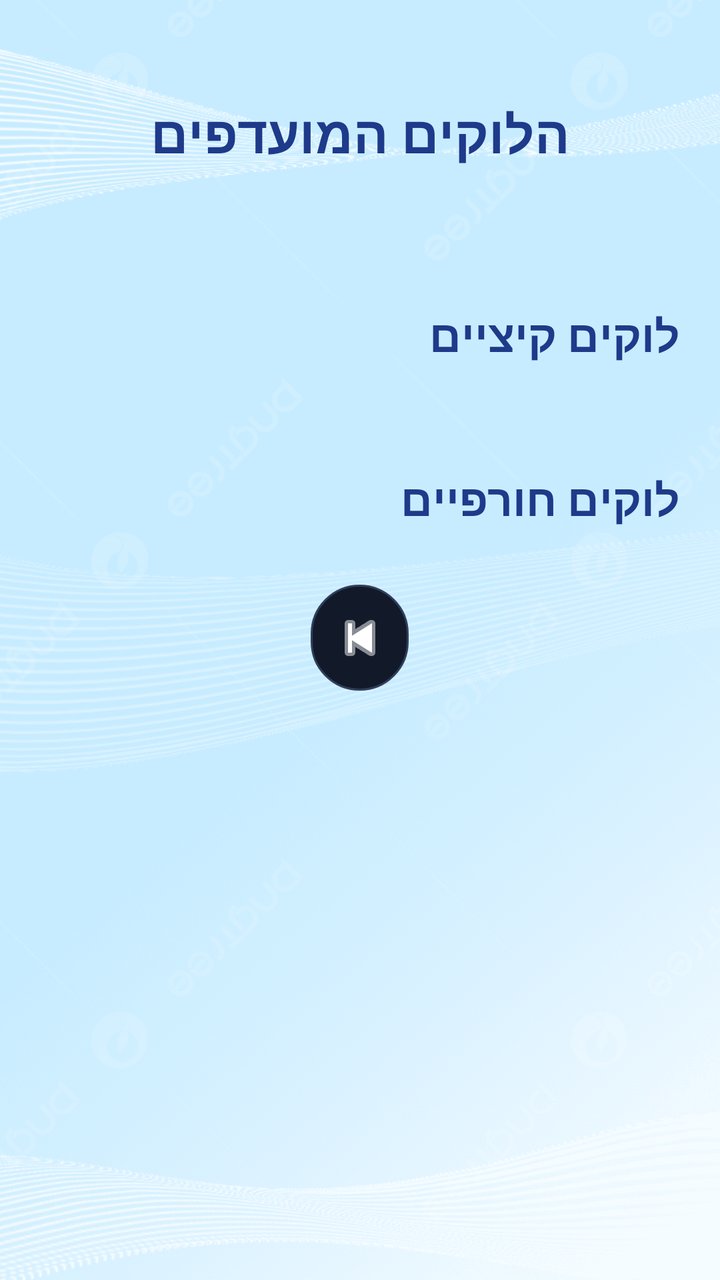
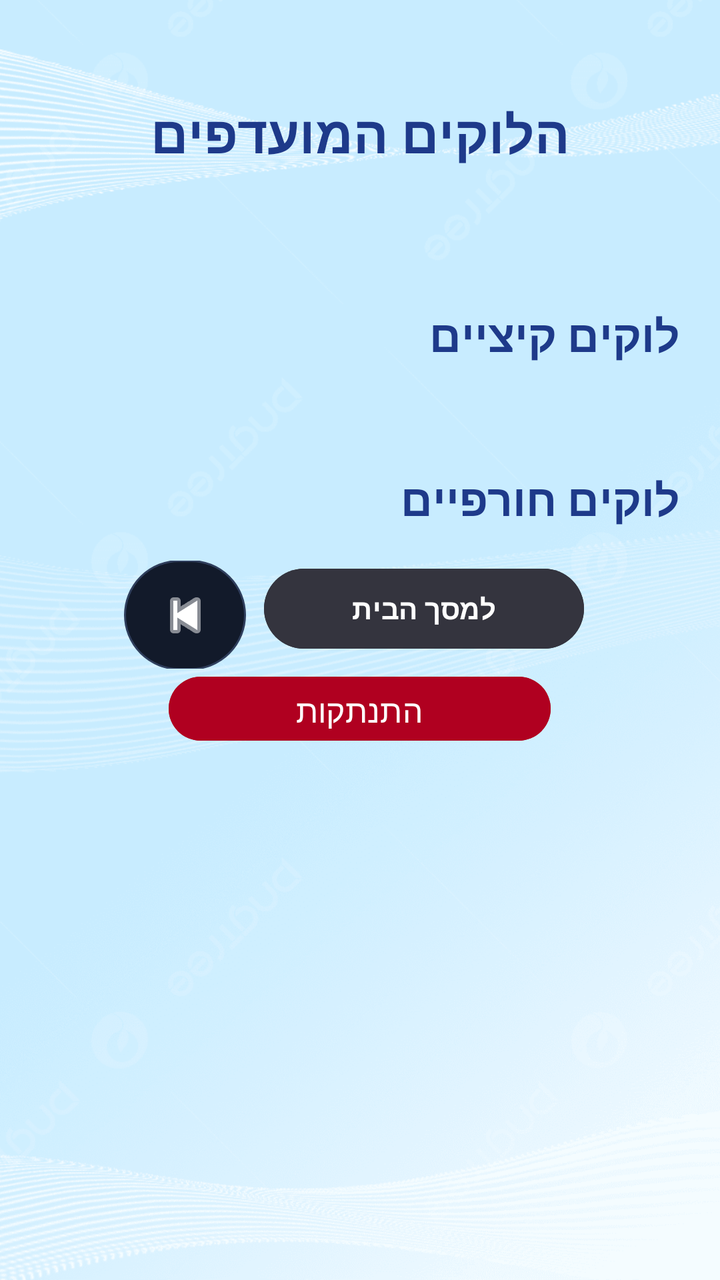

Before-and-after screenshots of an Android layout around one commit, followed by the original layout XML and the change that was made.
<!-- AndroidManifest.xml: application theme Theme.ProjectX -->
<!-- res/layout/activity_savedlooks.xml -->
<?xml version="1.0" encoding="utf-8"?>
<androidx.constraintlayout.widget.ConstraintLayout xmlns:android="http://schemas.android.com/apk/res/android"
    xmlns:app="http://schemas.android.com/apk/res-auto"
    android:layout_width="match_parent"
    android:layout_height="match_parent"
    xmlns:tools="http://schemas.android.com/tools"
    android:background="#F5F7FA">

    <ImageView
        android:id="@+id/backgroundImage"
        android:layout_width="match_parent"
        android:layout_height="match_parent"
        android:clickable="false"
        android:focusable="false"
        android:focusableInTouchMode="false"
        android:rotation="180"
        android:scaleType="centerCrop"
        android:src="@drawable/back6"
        app:layout_constraintBottom_toBottomOf="parent"
        app:layout_constraintEnd_toEndOf="parent"
        app:layout_constraintHorizontal_bias="0.0"
        app:layout_constraintStart_toStartOf="parent"
        app:layout_constraintTop_toTopOf="parent"
        app:layout_constraintVertical_bias="0.0" />

    <TextView
        android:id="@+id/title_saved" android:layout_width="0dp"
        android:layout_height="wrap_content"
        android:layout_marginTop="49dp"
        android:gravity="center"
        android:text="הלוקים המועדפים"
        android:textColor="#1E3A8A"
        android:textSize="26sp"
        android:textStyle="bold"
        app:layout_constraintEnd_toEndOf="parent"
        app:layout_constraintHorizontal_bias="0.0"
        app:layout_constraintStart_toStartOf="parent"
        app:layout_constraintTop_toTopOf="parent" />

    <androidx.core.widget.NestedScrollView
        android:layout_width="0dp"
        android:layout_height="0dp"
        android:padding="12dp"
        android:fillViewport="true"
        app:layout_constraintTop_toBottomOf="@id/title_saved" app:layout_constraintBottom_toBottomOf="parent"
        app:layout_constraintStart_toStartOf="parent"
        app:layout_constraintEnd_toEndOf="parent">

        <LinearLayout
            android:layout_width="match_parent"
            android:layout_height="wrap_content"
            android:orientation="vertical">

            <TextView
                android:layout_width="match_parent"
                android:layout_height="wrap_content"
                android:layout_marginTop="48dp"
                android:layout_marginBottom="20dp"
                android:padding="8dp"
                android:text="לוקים קיציים"
                android:textColor="#1E3A8A"
                android:textSize="22sp"
                android:textStyle="bold" />

            <androidx.recyclerview.widget.RecyclerView
                android:id="@+id/recyclerSummer"
                android:layout_width="match_parent"
                android:layout_height="wrap_content"
                android:nestedScrollingEnabled="false"/>

            <TextView
                android:layout_width="match_parent"
                android:layout_height="wrap_content"
                android:text="לוקים חורפיים"
                android:textSize="22sp"
                android:textStyle="bold"
                android:textColor="#1E3A8A"
                android:padding="8dp"
                android:layout_marginTop="16dp"/>

            <androidx.recyclerview.widget.RecyclerView
                android:id="@+id/recyclerWinter"
                android:layout_width="match_parent"
                android:layout_height="wrap_content"
                android:nestedScrollingEnabled="false"/>

            <ImageButton
                android:id="@+id/btnBack"
                android:layout_width="49dp"
                android:layout_height="53dp"
                android:layout_marginTop="20dp"
                android:layout_marginBottom="20dp"
                android:layout_gravity="center"
                android:background="@drawable/btn_circle_dark"
                android:scaleType="centerInside"
                android:src="@android:drawable/ic_media_previous"
                app:tint="#FFFFFF"
                tools:ignore="MissingConstraints" />

        </LinearLayout>
    </androidx.core.widget.NestedScrollView>

</androidx.constraintlayout.widget.ConstraintLayout>
<!-- resources referenced by this layout -->
<resources>
  <!-- drawable back6: jpg bitmap (drawable, 151864 bytes) -->
  <!-- drawable btn_circle_dark (drawable) -->
  <?xml version="1.0" encoding="utf-8"?>
  <shape xmlns:android="http://schemas.android.com/apk/res/android">
      <solid android:color="#121A2A"/>
      <corners android:radius="50dp"/>
      <stroke android:width="1dp" android:color="#2F3E5C"/>
  </shape>
  <style name="Theme.ProjectX" parent="Base.Theme.ProjectX" />
  <style name="Base.Theme.ProjectX" parent="Theme.Material3.DayNight.NoActionBar">
          
          
      </style>
</resources>

<!-- the commit's change to res/layout/activity_savedlooks.xml (unified diff, before → after) -->
@@ -82,21 +82,57 @@
                 android:id="@+id/recyclerWinter"
                 android:layout_width="match_parent"
                 android:layout_height="wrap_content"
-                android:nestedScrollingEnabled="false"/>
+                android:nestedScrollingEnabled="false" />
 
-            <ImageButton
-                android:id="@+id/btnBack"
-                android:layout_width="49dp"
-                android:layout_height="53dp"
-                android:layout_marginTop="20dp"
-                android:layout_marginBottom="20dp"
+            <LinearLayout
+                android:layout_width="236dp"
+                android:layout_height="54dp"
                 android:layout_gravity="center"
-                android:background="@drawable/btn_circle_dark"
-                android:scaleType="centerInside"
-                android:src="@android:drawable/ic_media_previous"
-                app:tint="#FFFFFF"
-                tools:ignore="MissingConstraints" />
+                android:layout_marginTop="8dp"
+                android:orientation="horizontal">
 
+                <ImageButton
+                    android:id="@+id/btnBack"
+                    android:layout_width="61dp"
+                    android:layout_height="55dp"
+                    android:layout_gravity="center"
+                    android:layout_marginTop="20dp"
+                    android:layout_marginBottom="20dp"
+                    android:background="@drawable/btn_circle_dark"
+                    android:scaleType="centerInside"
+                    android:src="@android:drawable/ic_media_previous"
+                    app:tint="#FFFFFF"
+                    tools:ignore="MissingConstraints" />
+
+                <Button
+                    android:id="@+id/btnhome"
+                    android:layout_width="160dp"
+                    android:layout_height="wrap_content"
+                    android:layout_marginStart="9dp"
+                    android:backgroundTint="#34343E"
+                    android:text="למסך הבית"
+                    android:textColor="#FFFFFF"
+                    android:textStyle="bold" />
+
+            </LinearLayout>
+
+            <Button
+                android:id="@+id/buttonLogout"
+                android:layout_width="191dp"
+                android:layout_height="40dp"
+                android:layout_gravity="center"
+                android:layout_marginBottom="32dp"
+                android:backgroundTint="#B00020"
+                android:padding="6dp"
+                android:text="התנתקות"
+                android:textColor="#FFFFFF"
+                android:textSize="16dp"
+                app:layout_constraintBottom_toBottomOf="parent"
+                app:layout_constraintEnd_toEndOf="parent"
+                app:layout_constraintHorizontal_bias="0.497"
+                app:layout_constraintStart_toStartOf="parent"
+                app:layout_constraintTop_toBottomOf="@id/btnSavedLooks"
+                app:layout_constraintVertical_bias="0.424" />
         </LinearLayout>
     </androidx.core.widget.NestedScrollView>
 
